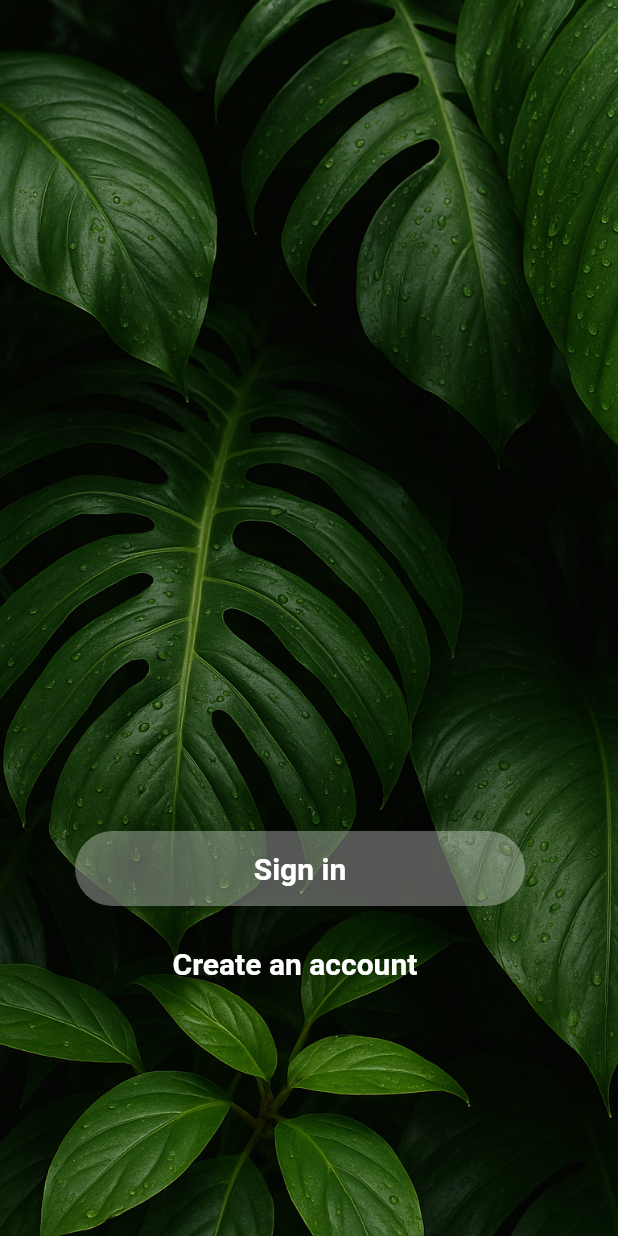
After one commit to hosseinabdollahi84/flutter-flower-shop, a Flutter app: the Loginpage1 screen opened directly, on a phone screen of 412 x 824 dp. The commit adds this screen. Run offline on Flutter 3.47's test engine with Material 2 defaults, Android fonts, the phone set to English and light mode, and no system bars; project files that could hold a hidden picture were left out.

Commit message:
login pages

```diff
--- a/lib/pages/home_page.dart
+++ b/lib/pages/home_page.dart
@@ -1,5 +1,6 @@
 import 'package:flutter/material.dart';
 import 'package:flutter_application_7/constants/constants.dart';
+import 'package:flutter_application_7/pages/login.dart';
 import 'package:flutter_application_7/pages/login_page.dart';
 
 class Homepage extends StatefulWidget {
@@ -124,7 +125,7 @@ class _HomepageState extends State<Homepage> {
                         Navigator.pushReplacement(
                           context,
                           MaterialPageRoute(
-                            builder: (context) => const Loginpage(),
+                            builder: (context) => Loginpage1(),
                           ),
                         );
                       }
@@ -163,7 +164,7 @@ class pages extends StatefulWidget {
 // ignore: camel_case_types
 class _pagesState extends State<pages> {
   double _opacity = 0.0;
-  double _scale = 0.8;
+  double _scale = 0.0;
   @override
   void initState() {
     super.initState();
--- /dev/null
+++ b/lib/pages/login.dart
@@ -0,0 +1,81 @@
+import 'package:flutter/material.dart';
+import 'package:flutter_application_7/pages/login_page.dart';
+
+class Loginpage1 extends StatelessWidget {
+  Loginpage1({super.key});
+
+  int add = 1;
+
+  @override
+  Widget build(BuildContext context) {
+    return Scaffold(
+      body: Stack(
+        children: [
+          // پس‌زمینه تصویری
+          Positioned.fill(
+            child: Image.asset(
+              'assets/images/back.png', // مسیر تصویر
+              fit: BoxFit.cover,
+            ),
+          ),
+
+          Positioned(
+            bottom: 220,
+            left: 50,
+            child: Center(
+              child: InkWell(
+                onTap: () {
+                  Navigator.push(
+                    context,
+                    MaterialPageRoute(
+                      builder: (context) => LoginScreen(),
+                    ),
+                  );
+                },
+                child: Container(
+                  alignment: Alignment.center,
+                  width: 300,
+                  height: 50,
+                  decoration: BoxDecoration(
+                    color: const Color.fromARGB(90, 236, 235, 235),
+                    borderRadius: BorderRadius.circular(44),
+                  ),
+                  child: const Text(
+                    'Sign in',
+                    style: TextStyle(
+                        color: Colors.white,
+                        fontSize: 20,
+                        fontWeight: FontWeight.bold),
+                  ),
+                ),
+              ),
+            ),
+          ),
+          Positioned(
+            bottom: 170,
+            left: 115,
+            child: Center(
+              child: InkWell(
+                onTap: () {
+                  Navigator.push(
+                    context,
+                    MaterialPageRoute(
+                      builder: (context) => LoginScreen(),
+                    ),
+                  );
+                },
+                child: const Text(
+                  'Create an account',
+                  style: TextStyle(
+                      color: Colors.white,
+                      fontSize: 20,
+                      fontWeight: FontWeight.bold),
+                ),
+              ),
+            ),
+          ),
+        ],
+      ),
+    );
+  }
+}
```
Also changed, not shown: lib/pages/login_page.dart (+170 -3 lines), assets/images/back.png (added).
